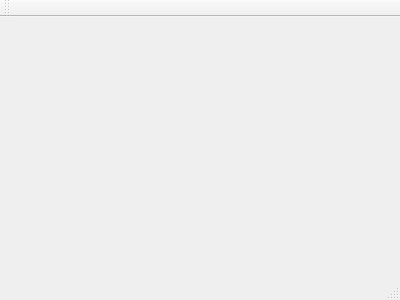
Old version of the form configapp.ui in the repository repowered-robotics/UWB_Config_GUI.
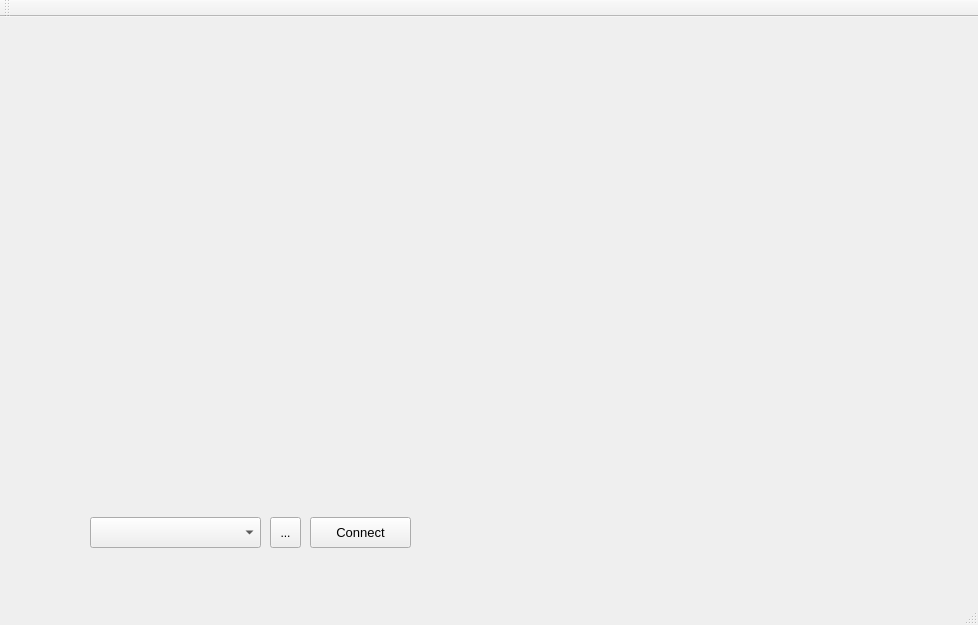
New version of the form. Icons and pictures are not drawn.

Commit message: Add resources file, some images, and basic serial port funcitonality

The edit to the form file:
```diff
--- a/configapp.ui
+++ b/configapp.ui
@@ -1,24 +1,96 @@
 <ui version="4.0">
  <class>configApp</class>
- <widget class="QMainWindow" name="configApp" >
-  <property name="geometry" >
+ <widget class="QMainWindow" name="configApp">
+  <property name="geometry">
    <rect>
     <x>0</x>
     <y>0</y>
-    <width>400</width>
-    <height>300</height>
+    <width>978</width>
+    <height>625</height>
    </rect>
   </property>
   <property name="windowTitle" >
    <string>configApp</string>
   </property>
-  <widget class="QMenuBar" name="menuBar" />
-  <widget class="QToolBar" name="mainToolBar" />
-  <widget class="QWidget" name="centralWidget" />
-  <widget class="QStatusBar" name="statusBar" />
+  <property name="windowIcon">
+   <iconset resource="uwb_config_gui.qrc">
+    <normaloff>:/images/logo.png</normaloff>:/images/logo.png</iconset>
+  </property>
+  <widget class="QWidget" name="centralWidget">
+   <widget class="QComboBox" name="comPortBox">
+    <property name="geometry">
+     <rect>
+      <x>90</x>
+      <y>500</y>
+      <width>171</width>
+      <height>31</height>
+     </rect>
+    </property>
+    <property name="font">
+     <font>
+      <pointsize>10</pointsize>
+     </font>
+    </property>
+   </widget>
+   <widget class="QPushButton" name="connectBtn">
+    <property name="geometry">
+     <rect>
+      <x>310</x>
+      <y>500</y>
+      <width>101</width>
+      <height>31</height>
+     </rect>
+    </property>
+    <property name="font">
+     <font>
+      <pointsize>10</pointsize>
+     </font>
+    </property>
+    <property name="text">
+     <string>Connect</string>
+    </property>
+   </widget>
+   <widget class="QToolButton" name="refreshToolBtn">
+    <property name="geometry">
+     <rect>
+      <x>270</x>
+      <y>500</y>
+      <width>31</width>
+      <height>31</height>
+     </rect>
+    </property>
+    <property name="text">
+     <string>...</string>
+    </property>
+    <property name="icon">
+     <iconset resource="uwb_config_gui.qrc">
+      <normaloff>:/images/refresh.png</normaloff>:/images/refresh.png</iconset>
+    </property>
+   </widget>
+  </widget>
+  <widget class="QMenuBar" name="menuBar">
+   <property name="geometry">
+    <rect>
+     <x>0</x>
+     <y>0</y>
+     <width>978</width>
+     <height>26</height>
+    </rect>
+   </property>
+  </widget>
+  <widget class="QToolBar" name="mainToolBar">
+   <attribute name="toolBarArea">
+    <enum>TopToolBarArea</enum>
+   </attribute>
+   <attribute name="toolBarBreak">
+    <bool>false</bool>
+   </attribute>
+  </widget>
+  <widget class="QStatusBar" name="statusBar"/>
  </widget>
- <layoutDefault spacing="6" margin="11" />
- <pixmapfunction></pixmapfunction>
- <resources/>
+ <layoutdefault spacing="6" margin="11"/>
+ <resources>
+  <include location="uwb_config_gui.qrc"/>
+ </resources>
  <connections/>
 </ui>
```
Left out of the diff: 5 changed lines with no effect on the pictures. The commit also changes 9 other files.
